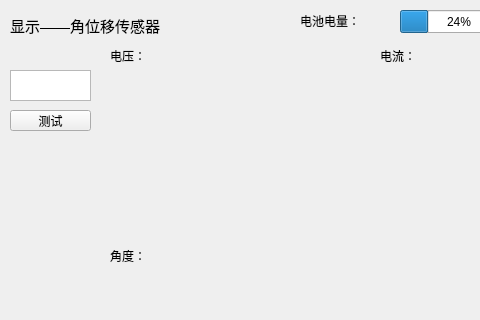
First picture: the form in ui_show/showwin_anglesensor.ui, repository Dirck-YHP/Proj_sensor_detect, before the edit; both pictures show x 0 to 480 and y 0 to 320 of the 823 by 858 pixel window.
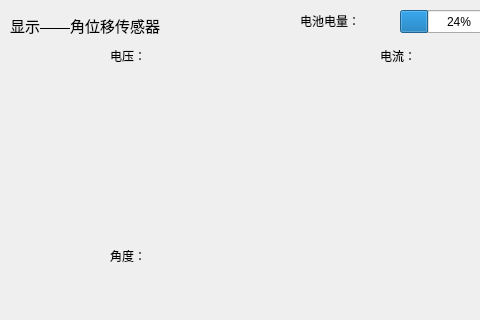
Second picture: the form after the edit. Custom widgets are drawn as their Qt base class.

Patch:
```diff
--- a/ui_show/showwin_anglesensor.ui
+++ b/ui_show/showwin_anglesensor.ui
@@ -86,29 +86,6 @@
     <string>电池电量：</string>
    </property>
   </widget>
-  <widget class="QPushButton" name="btn_test">
-   <property name="geometry">
-    <rect>
-     <x>10</x>
-     <y>110</y>
-     <width>81</width>
-     <height>21</height>
-    </rect>
-   </property>
-   <property name="text">
-    <string>测试</string>
-   </property>
-  </widget>
-  <widget class="QTextBrowser" name="textB_test">
-   <property name="geometry">
-    <rect>
-     <x>10</x>
-     <y>70</y>
-     <width>81</width>
-     <height>31</height>
-    </rect>
-   </property>
-  </widget>
   <widget class="QCustomPlot" name="plot_angle" native="true">
    <property name="geometry">
     <rect>
```
